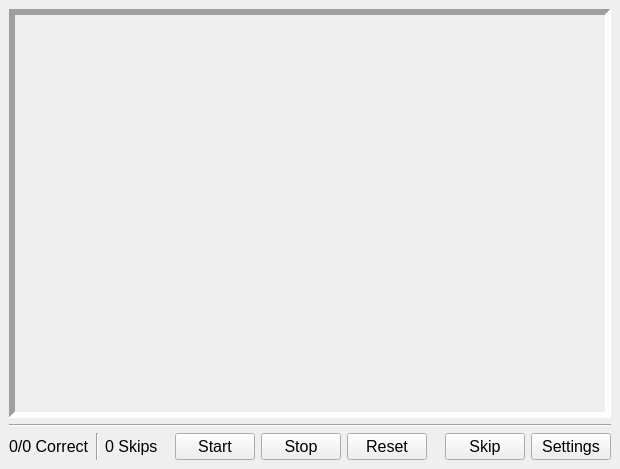
First picture: the form in ui/designer/main.ui, repository DoubleF3lix/Piano-Trainer, before the edit.
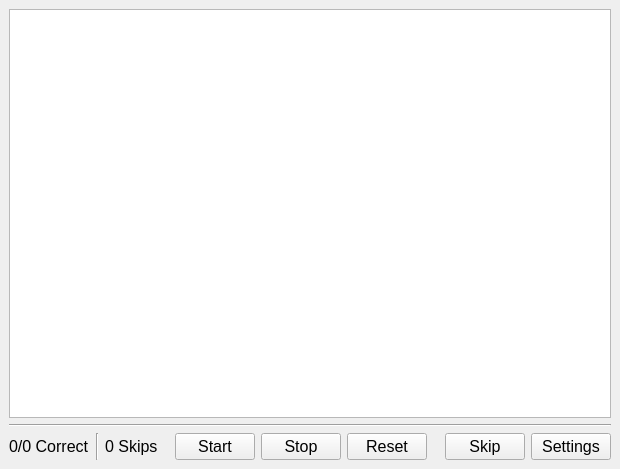
Second picture: the form after the edit.

The edit to the form file:
```diff
--- a/ui/designer/main.ui
+++ b/ui/designer/main.ui
@@ -18,25 +18,13 @@
     <item>
      <layout class="QVBoxLayout" name="verticalLayout">
       <item>
-       <widget class="QLabel" name="image_container">
+       <widget class="QGraphicsView" name="music_display">
         <property name="minimumSize">
          <size>
-          <width>600</width>
+          <width>0</width>
           <height>400</height>
          </size>
         </property>
-        <property name="frameShape">
-         <enum>QFrame::Panel</enum>
-        </property>
-        <property name="frameShadow">
-         <enum>QFrame::Sunken</enum>
-        </property>
-        <property name="lineWidth">
-         <number>6</number>
-        </property>
-        <property name="text">
-         <string/>
-        </property>
        </widget>
       </item>
       <item>
```
Left out of the diff: 2 changed lines with no effect on the pictures.
